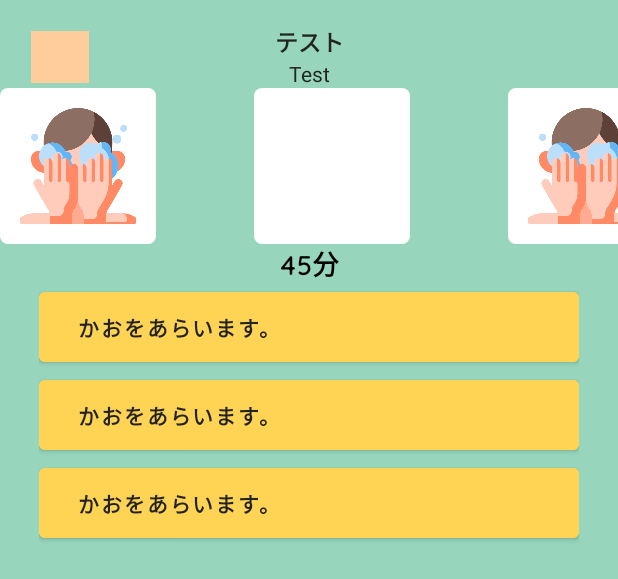
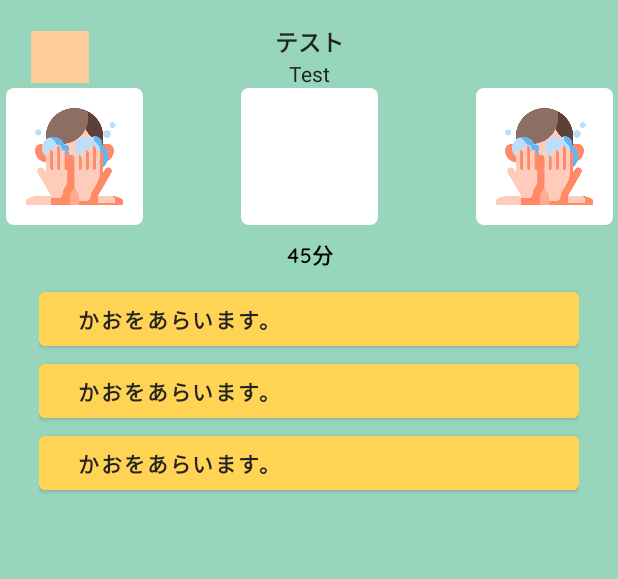
Before and after one commit to iganovir/call_pro, an Android app: the layout activity_quiz_2.xml on its own in the app's theme, with its tools: preview values and no code run, on a phone screen of 412 x 824 dp. Shown: the top 579 px of the screen. Run offline under Robolectric (Android 15) with nearby library versions, the phone set to English and light mode, and no system bars.

Commit message:
feedback 9 feb

```diff
--- a/app/src/main/java/com/call/learnjapanese/AboutUsActivity.kt
+++ b/app/src/main/java/com/call/learnjapanese/AboutUsActivity.kt
@@ -26,6 +26,7 @@ class AboutUsActivity : AppCompatActivity() {
         }
 
         binding.rvListteam.adapter = ListTeamAdapter(context = this@AboutUsActivity)
+        binding.rvListteam.setHasFixedSize(true)
 
     }
 }
--- a/app/src/main/java/com/call/learnjapanese/ui/kegiatan/KegiatanActivity.kt
+++ b/app/src/main/java/com/call/learnjapanese/ui/kegiatan/KegiatanActivity.kt
@@ -41,7 +41,7 @@ class KegiatanActivity : AppCompatActivity() {
 
     private val audiojp1 = mutableListOf(R.raw.kegiatan_mencuci_muka_jp, R.raw.kegiatan_sikat_gigi_jp, R.raw.kegiatan_mandi_jp, R.raw.kegiatan_sarapan_jp, R.raw.kegiatan_minum_teh_jp, R.raw.kegiatan_membaca_koran_jp)
     private val audiojp2 = mutableListOf(R.raw.kegiatan_mendengar_lagu_jp, R.raw.kegiatan_menulis_surat_jp, R.raw.kegiatan_nonton_tv_jp, R.raw.kegiatan_mengerjakan_pr_jp, R.raw.kegiatan_berdoa_jp, R.raw.kegiatan_mencuci_jp)
-    private val audiojp3 = mutableListOf(R.raw.kegiatan_bersih_bersih_jp, R.raw.kegiatan_tidur_jp, R.raw.kegiatan_bangun_jp, R.raw.kegiatan_informasi_makan, R.raw.kegiatan_pulang_ke_rumah_jp, R.raw.kegiatan_datang_ke_sekolah_jp)
+    private val audiojp3 = mutableListOf(R.raw.kegiatan_bersih_bersih_jp, R.raw.kegiatan_tidur_jp, R.raw.kegiatan_bangun_jp, R.raw.kegiatan_pergi_kejepan_jp    , R.raw.kegiatan_pulang_ke_rumah_jp, R.raw.kegiatan_datang_ke_sekolah_jp)
     //audio 3 (kegiatan_informasi_makan) harusnya diganti sama pergi ke jepang
     private val audioid1 = mutableListOf(R.raw.kegiatan_mencuci_muka_id, R.raw.kegiatan_sikat_gigi_id, R.raw.kegiatan_mandi_id, R.raw.kegiatan_sarapan_id, R.raw.kegiatan_minum_teh_id, R.raw.kegiatan_membaca_koran_id)
     private val audioid2 = mutableListOf(R.raw.kegiatan_mendengar_lagu_id, R.raw.kegiatan_menulis_surat_id, R.raw.kegiatan_nonton_tv_id, R.raw.kegiatan_mengerjakan_pr_id, R.raw.kegiatan_berdoa_id, R.raw.kegiatan_mencuci_id)
--- a/app/src/main/res/layout/activity_about_us.xml
+++ b/app/src/main/res/layout/activity_about_us.xml
@@ -26,7 +26,7 @@
                 app:layout_constraintStart_toStartOf="parent"
                 app:layout_constraintEnd_toEndOf="parent"
                 app:layout_constraintTop_toTopOf="parent"
-                android:layout_marginTop="@dimen/_30sdp"/>
+                android:layout_marginTop="@dimen/_20sdp"/>
 
             <androidx.recyclerview.widget.RecyclerView
                 android:id="@+id/rvListteam"
@@ -48,11 +48,12 @@
                 android:layout_height="wrap_content"
                 android:text="Programmer : Iga Noviyanti R (Iganoviyantir@gmail.com)\n Designer : Bagas Marsya (bagasmarsya13@gmail.com)"
                 android:textColor="@color/black"
+                android:textSize="@dimen/_10ssp"
                 android:fontFamily="@font/quicksand_bold"
                 app:layout_constraintStart_toStartOf="parent"
                 app:layout_constraintEnd_toEndOf="parent"
                 app:layout_constraintBottom_toBottomOf="parent"
-                android:layout_marginBottom="@dimen/_30sdp"/>
+                android:layout_marginBottom="@dimen/_20sdp"/>
 
         </androidx.constraintlayout.widget.ConstraintLayout>
     </androidx.core.widget.NestedScrollView>
--- a/app/src/main/res/layout/activity_quiz.xml
+++ b/app/src/main/res/layout/activity_quiz.xml
@@ -67,7 +67,7 @@
         app:layout_constraintEnd_toEndOf="parent"
         app:layout_constraintTop_toBottomOf="@id/tvLabelAturan"
         android:layout_marginEnd="@dimen/_16sdp"
-        android:layout_marginTop="@dimen/_17sdp"
+        android:layout_marginTop="@dimen/_35sdp"
         android:layout_marginBottom="@dimen/_17sdp"
         app:layoutManager="androidx.recyclerview.widget.LinearLayoutManager"
         android:orientation="vertical"
--- a/app/src/main/res/layout/activity_quiz_2.xml
+++ b/app/src/main/res/layout/activity_quiz_2.xml
@@ -73,8 +73,8 @@
 
         <ImageView
             android:id="@+id/ivTest3"
-            android:layout_width="@dimen/_80sdp"
-            android:layout_height="@dimen/_80sdp"
+            android:layout_width="@dimen/_70sdp"
+            android:layout_height="@dimen/_70sdp"
             android:src="@drawable/img_facewash"
             android:background="@drawable/bg_white_rounded"
             android:padding="@dimen/_10sdp"
@@ -84,8 +84,8 @@
 
         <com.airbnb.lottie.LottieAnimationView
             android:id="@+id/ivTest2"
-            android:layout_width="@dimen/_80sdp"
-            android:layout_height="@dimen/_80sdp"
+            android:layout_width="@dimen/_70sdp"
+            android:layout_height="@dimen/_70sdp"
             android:background="@drawable/bg_white_rounded"
             android:padding="@dimen/_10sdp"
             app:layout_constraintStart_toEndOf="@id/ivTest1"
@@ -96,7 +96,6 @@
             android:id="@+id/tvMenit"
             android:layout_width="wrap_content"
             android:layout_height="wrap_content"
-            android:textSize="@dimen/_14ssp"
             android:textColor="@color/black"
             android:text="45分"
             android:fontFamily="@font/quicksand_semi_bold"
@@ -107,8 +106,8 @@
 
         <ImageView
             android:id="@+id/ivTest1"
-            android:layout_width="@dimen/_80sdp"
-            android:layout_height="@dimen/_80sdp"
+            android:layout_width="@dimen/_70sdp"
+            android:layout_height="@dimen/_70sdp"
             android:src="@drawable/img_facewash"
             android:background="@drawable/bg_white_rounded"
             android:padding="@dimen/_10sdp"
--- a/app/src/main/res/layout/item_kelompok.xml
+++ b/app/src/main/res/layout/item_kelompok.xml
@@ -1,10 +1,10 @@
 <?xml version="1.0" encoding="utf-8"?>
 <androidx.cardview.widget.CardView xmlns:android="http://schemas.android.com/apk/res/android"
-    android:layout_width="@dimen/_100sdp"
+    android:layout_width="@dimen/_115sdp"
     android:layout_height="wrap_content"
     xmlns:app="http://schemas.android.com/apk/res-auto"
     app:cardCornerRadius="@dimen/_7sdp"
-    android:layout_marginStart="@dimen/_16sdp">
+    android:layout_marginStart="@dimen/_10sdp">
 
     <LinearLayout
         android:layout_width="match_parent"
--- a/app/src/main/res/layout/item_list_jawaban.xml
+++ b/app/src/main/res/layout/item_list_jawaban.xml
@@ -8,7 +8,7 @@
     <Button
         android:id="@+id/btnJawaban"
         android:layout_width="match_parent"
-        android:layout_height="@dimen/_45sdp"
+        android:layout_height="@dimen/_37sdp"
         android:backgroundTint="@color/yellow_option"
         android:textColor="@color/middle_black"
         android:textStyle="bold"
--- a/app/src/main/res/values-night/themes.xml
+++ b/app/src/main/res/values-night/themes.xml
@@ -1,6 +1,6 @@
 <resources xmlns:tools="http://schemas.android.com/tools">
     <!-- Base application theme. -->
-    <style name="Theme.Call" parent="Theme.MaterialComponents.DayNight.DarkActionBar">
+    <style name="Theme.Call" parent="Theme.MaterialComponents.Light.NoActionBar">
         <!-- Status bar color. -->
         <item name="android:statusBarColor" tools:targetApi="l">?attr/colorPrimaryVariant</item>
         <!-- Customize your theme here. -->
--- a/app/src/main/res/values/strings.xml
+++ b/app/src/main/res/values/strings.xml
@@ -190,11 +190,11 @@
 <!--    Percakapan dalam kendaraan-->
     <string name="bubble_1_japan_kendaraan">うちから　がっこうまで　なにで　いきますか </string>
     <string name="bubble_1_kendaraan">Dari rumah ke sekolah naik apa?</string>
-    <string name="bubble_2_japan_kendaraan">うちから　がっこうまで　バスで　いきますか </string>
+    <string name="bubble_2_japan_kendaraan">うちから　がっこうまで　バスで　いきます </string>
     <string name="bubble_2_kendaraan">Dari rumah ke sekolah naik bis</string>
     <string name="bubble_3_japan_kendaraan">どのぐらいですか </string>
     <string name="bubble_3_kendaraan">Sekitar Berapa Lama?</string>
-    <string name="bubble_4_japan_kendaraan">うちから　がっこうまで　バスで　いきますか </string>
+    <string name="bubble_4_japan_kendaraan">３０分ぐらいです。 </string>
     <string name="bubble_4_kendaraan">Sekitar 30 Menit</string>
 
 <!--    Test-->
--- a/app/src/main/res/values/themes.xml
+++ b/app/src/main/res/values/themes.xml
@@ -1,6 +1,6 @@
 <resources xmlns:tools="http://schemas.android.com/tools">
     <!-- Base application theme. -->
-    <style name="Theme.Call" parent="Theme.MaterialComponents.DayNight.NoActionBar">
+    <style name="Theme.Call" parent="Theme.MaterialComponents.Light.NoActionBar">
         <!-- Status bar color. -->
         <item name="android:statusBarColor" tools:targetApi="l">?attr/colorPrimaryVariant</item>
         <!-- Customize your theme here. -->
```
Also changed, not shown: 1 other file.
